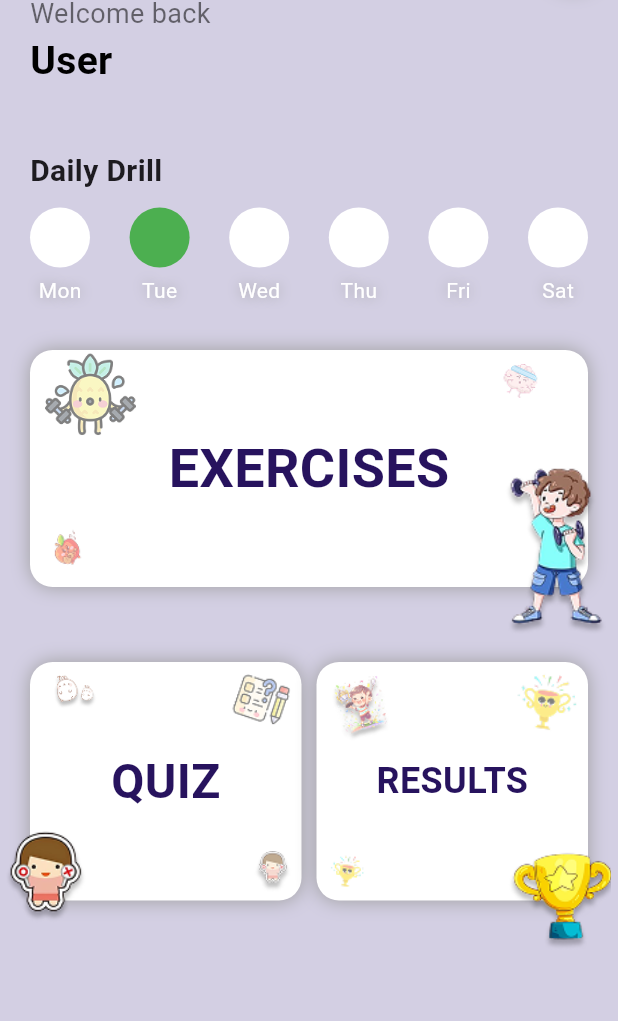
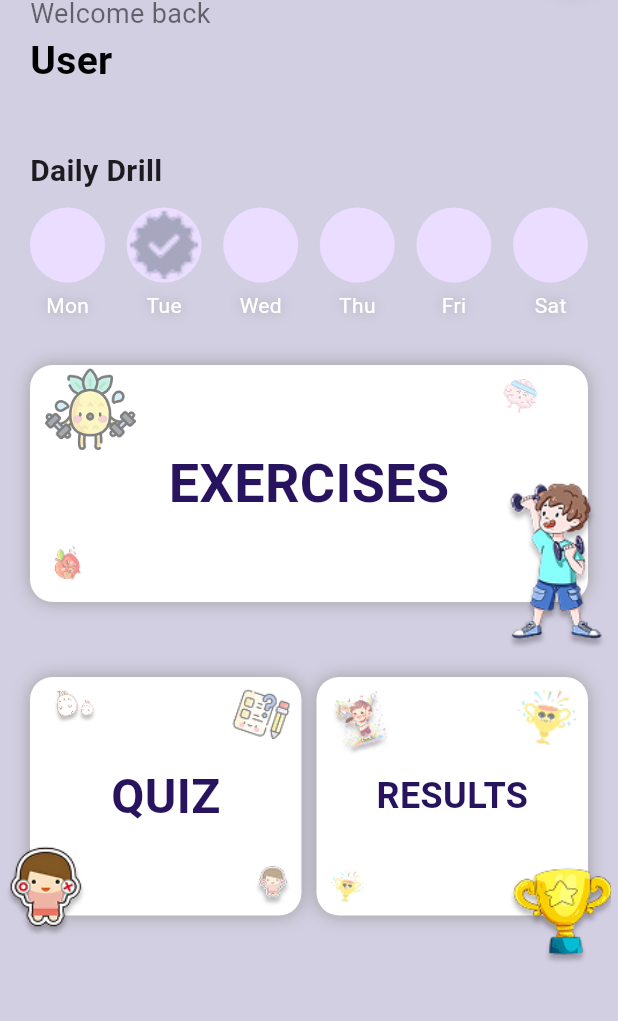
Before and after one commit to PavanCodes05/Spell-Champ-Frontend, a Flutter app: the ExerciseHomePage screen opened directly, on a phone screen of 412 x 824 dp, the part 88-1109 px from its top. Run offline on Flutter 3.47's test engine with Material 3 defaults, Android fonts, the phone set to English and light mode, and no system bars; our stand-ins replace flutter_secure_storage, flutter_tts, fluttertoast, logger; accounts and stored records are empty.

Commit message:
Fix Streak System

```diff
--- a/lib/presentation/home/pages/home.dart
+++ b/lib/presentation/home/pages/home.dart
@@ -164,8 +164,8 @@ class _ExerciseHomePageState extends State<ExerciseHomePage> {
                       return Column(
                         children: [
                           CircleAvatar(
-                            backgroundColor: dailyDrill[index] ? Colors.green : Colors.white,
-                            radius: 20,
+                            radius: 25,
+                            backgroundImage: dailyDrill[index] ? const AssetImage("assets/images/tick.png") : null,
                           ),
                           const SizedBox(height: 5),
                           Text(
```
